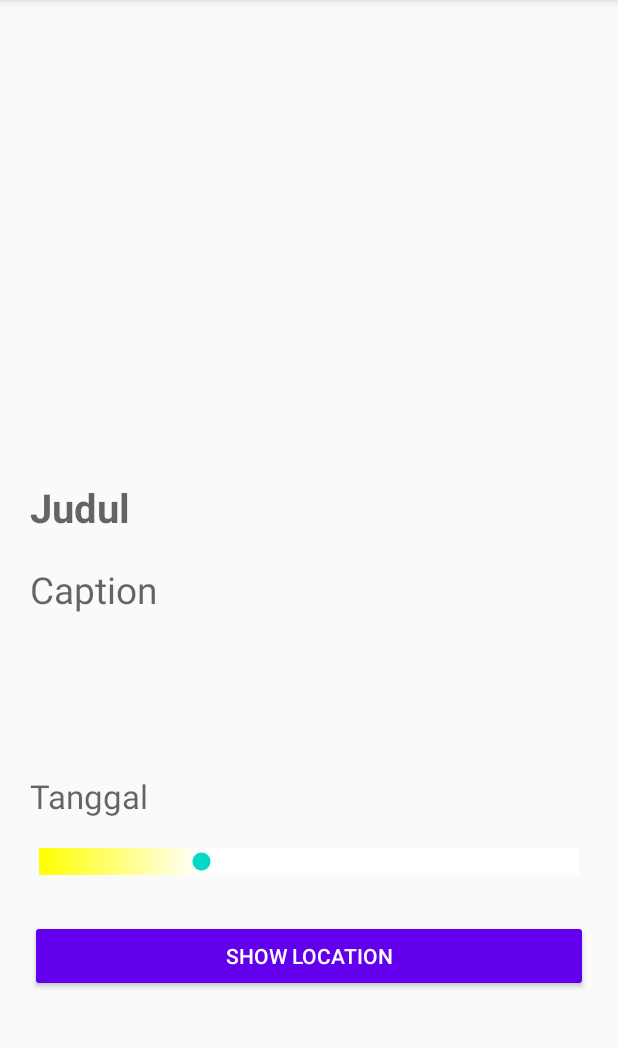
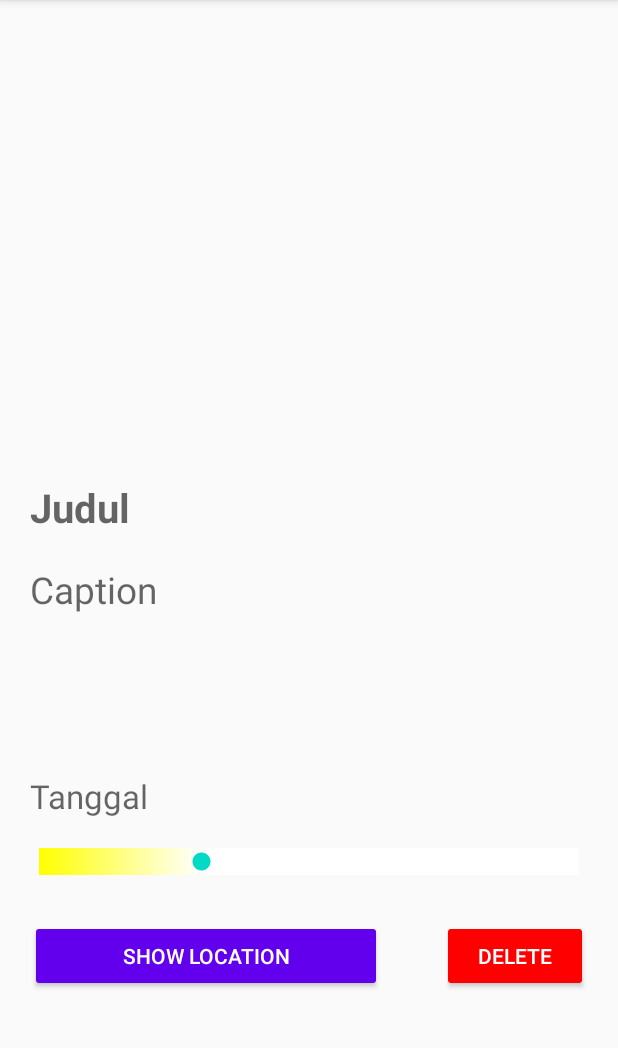
Before and after one commit to anggar/tilas, an Android app: the DetailActivity screen opened directly, with no data from a screen before it, on a phone screen of 412 x 824 dp, the part 84-1132 px from its top. Run offline under Robolectric (Android 15) with nearby library versions, the phone set to English and light mode, and no system bars.

Commit message:
add delete button

```diff
--- a/app/src/main/res/layout/activity_detail.xml
+++ b/app/src/main/res/layout/activity_detail.xml
@@ -68,6 +68,9 @@
         android:layout_margin="10dp"
         android:progress="60"
         android:progressDrawable="@drawable/custom_seekbar"/>
+    <LinearLayout
+        android:layout_width="match_parent"
+        android:layout_height="wrap_content">
 
         <Button
             android:layout_width="match_parent"
@@ -76,7 +79,20 @@
             android:textColor="#FFF"
             android:layout_margin="20dp"
             android:layout_marginBottom="50dp"
+            android:layout_weight="1"
             android:text="SHOW LOCATION"/>
+
+        <Button
+            android:layout_width="match_parent"
+            android:layout_height="wrap_content"
+            android:backgroundTint="#F00"
+            android:textColor="#FFF"
+            android:layout_margin="20dp"
+            android:layout_marginBottom="50dp"
+            android:layout_weight="2"
+            android:text="DELETE"/>
+    </LinearLayout>
+
 
 
 </LinearLayout>
```
Also changed, not shown: app/src/main/res/drawable-v24/trash.png (added). Lines whose indentation alone changed are shown as unchanged.
